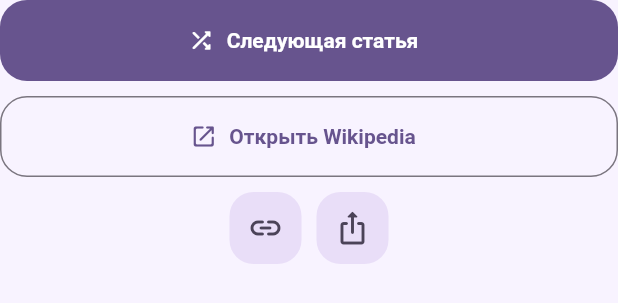
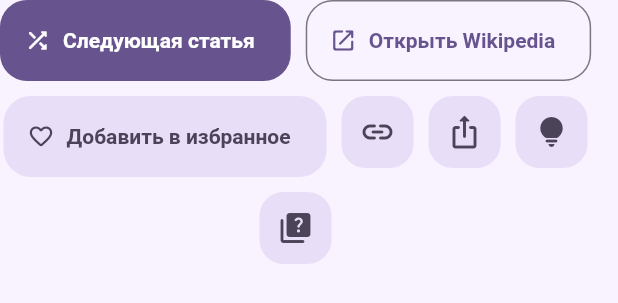
Before and after one commit to Yrysa/AndroidST, a Flutter app: the ArticleActions widget shown alone on an empty page, opened directly with empty values, on a phone screen of 412 x 824 dp. Shown: the top 303 px of the screen. Run offline on Flutter 3.47's test engine with Material 3 defaults, Android fonts, the phone set to English and light mode, and no system bars; our stand-ins replace share_plus, shared_preferences; accounts and stored records are empty; network calls fail.

Commit message:
Expand article actions with favorite fact and quiz

```diff
--- a/yrys/lib/features/article/presentation/widgets/article_actions.dart
+++ b/yrys/lib/features/article/presentation/widgets/article_actions.dart
@@ -6,6 +6,10 @@ class ArticleActions extends StatelessWidget {
   final VoidCallback onOpenWikipedia;
   final VoidCallback onCopyLink;
   final VoidCallback onShare;
+  final VoidCallback onFavorite;
+  final VoidCallback onShowFact;
+  final VoidCallback onQuiz;
+  final bool isFavorite;
 
   const ArticleActions({
     super.key,
@@ -13,67 +17,31 @@ class ArticleActions extends StatelessWidget {
     required this.onOpenWikipedia,
     required this.onCopyLink,
     required this.onShare,
+    required this.onFavorite,
+    required this.onShowFact,
+    required this.onQuiz,
+    required this.isFavorite,
   });
 
   @override
   Widget build(BuildContext context) {
-    return LayoutBuilder(
-      builder: (context, constraints) {
-        final isNarrow = constraints.maxWidth < 520;
-        final children = [
-          Expanded(
-            child: FilledButton.icon(
-              onPressed: onNext,
-              icon: const Icon(Icons.shuffle_rounded),
-              label: const Text('Следующая статья'),
-            ),
-          ),
-          Expanded(
-            child: OutlinedButton.icon(
-              onPressed: onOpenWikipedia,
-              icon: const Icon(Icons.open_in_new_rounded),
-              label: const Text('Открыть Wikipedia'),
-            ),
-          ),
-          IconButton.filledTonal(
-            tooltip: 'Скопировать ссылку',
-            onPressed: onCopyLink,
-            icon: const Icon(Icons.link_rounded),
-          ),
-          IconButton.filledTonal(
-            tooltip: 'Поделиться статьёй',
-            onPressed: onShare,
-            icon: const Icon(Icons.ios_share_rounded),
-          ),
-        ];
-
-        if (isNarrow) {
-          return Column(
-            children: [
-              Row(children: children.take(1).toList()),
-              const SizedBox(height: 10),
-              Row(children: children.skip(1).take(1).toList()),
-              const SizedBox(height: 10),
-              Row(
-                mainAxisAlignment: MainAxisAlignment.center,
-                children: [children[2], const SizedBox(width: 10), children[3]],
-              ),
-            ],
-          );
-        }
-
-        return Row(
-          children: [
-            children[0],
-            const SizedBox(width: 10),
-            children[1],
-            const SizedBox(width: 10),
-            children[2],
-            const SizedBox(width: 10),
-            children[3],
-          ],
-        );
-      },
+    return Wrap(
+      spacing: 10,
+      runSpacing: 10,
+      alignment: WrapAlignment.center,
+      children: [
+        FilledButton.icon(onPressed: onNext, icon: const Icon(Icons.shuffle_rounded), label: const Text('Следующая статья')),
+        OutlinedButton.icon(onPressed: onOpenWikipedia, icon: const Icon(Icons.open_in_new_rounded), label: const Text('Открыть Wikipedia')),
+        FilledButton.tonalIcon(
+          onPressed: onFavorite,
+          icon: Icon(isFavorite ? Icons.favorite_rounded : Icons.favorite_border_rounded),
+          label: Text(isFavorite ? 'В избранном' : 'Добавить в избранное'),
+        ),
+        IconButton.filledTonal(tooltip: 'Скопировать ссылку', onPressed: onCopyLink, icon: const Icon(Icons.link_rounded)),
+        IconButton.filledTonal(tooltip: 'Поделиться статьёй', onPressed: onShare, icon: const Icon(Icons.ios_share_rounded)),
+        IconButton.filledTonal(tooltip: 'Случайный факт', onPressed: onShowFact, icon: const Icon(Icons.lightbulb_rounded)),
+        IconButton.filledTonal(tooltip: 'Проверить себя', onPressed: onQuiz, icon: const Icon(Icons.quiz_rounded)),
+      ],
     );
   }
 }
```
